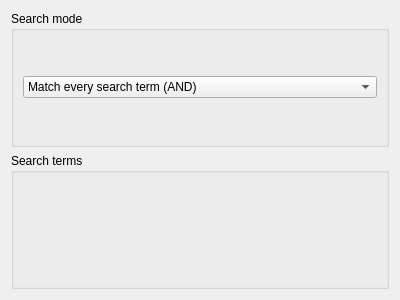
Above: src/smartplaylists/querysearchpage.ui from clementine-player/Clementine before the change. Below: the same form after it.
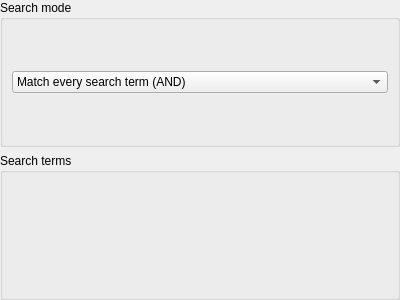
That is the form after the change.

```diff
--- a/src/smartplaylists/querysearchpage.ui
+++ b/src/smartplaylists/querysearchpage.ui
@@ -14,6 +14,9 @@
    <string>Form</string>
   </property>
   <layout class="QVBoxLayout" name="verticalLayout">
+   <property name="margin">
+    <number>0</number>
+   </property>
    <item>
     <widget class="QGroupBox" name="groupBox_3">
      <property name="title">
```
